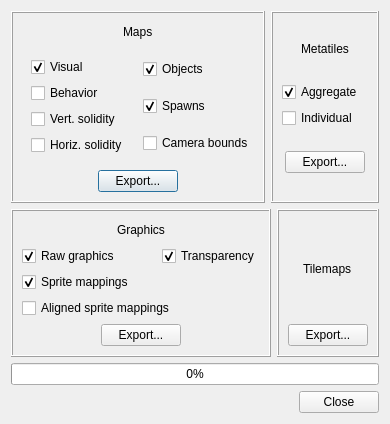
Qt form libtales-qt/graphicsexportdialog.ui (suppertails66/tales) before a commit.
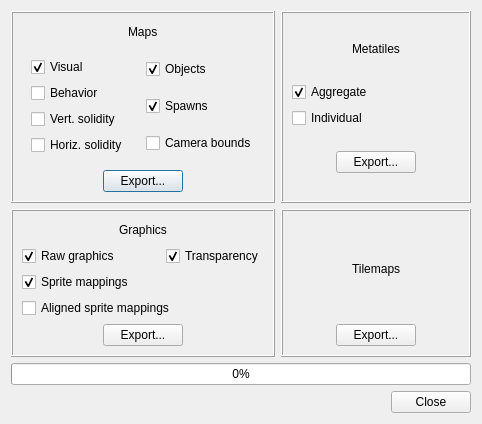
The same form after that commit.

Commit message: Add Export Resources Dialog section to manual

```diff
--- a/libtales-qt/graphicsexportdialog.ui
+++ b/libtales-qt/graphicsexportdialog.ui
@@ -6,14 +6,14 @@
    <rect>
     <x>0</x>
     <y>0</y>
-    <width>374</width>
+    <width>482</width>
     <height>380</height>
    </rect>
   </property>
   <property name="windowTitle">
    <string>Export Resources</string>
   </property>
-  <layout class="QVBoxLayout" name="verticalLayout_8">
+  <layout class="QVBoxLayout" name="verticalLayout_6">
    <item>
     <layout class="QGridLayout" name="gridLayout">
      <item row="0" column="0">
@@ -180,15 +180,15 @@
        </layout>
       </widget>
      </item>
-     <item row="0" column="1" colspan="2">
-      <widget class="QFrame" name="frame_2">
+     <item row="0" column="1">
+      <widget class="QFrame" name="frame_4">
        <property name="frameShape">
         <enum>QFrame::Box</enum>
        </property>
        <property name="frameShadow">
         <enum>QFrame::Raised</enum>
        </property>
-       <layout class="QVBoxLayout" name="verticalLayout_6">
+       <layout class="QVBoxLayout" name="verticalLayout_8">
         <item>
          <layout class="QHBoxLayout" name="horizontalLayout_8">
           <item>
@@ -293,7 +293,7 @@
        </layout>
       </widget>
      </item>
-     <item row="1" column="0" colspan="2">
+     <item row="1" column="0">
       <widget class="QFrame" name="frame_2">
        <property name="frameShape">
         <enum>QFrame::Box</enum>
@@ -452,7 +452,7 @@
        </layout>
       </widget>
      </item>
-     <item row="1" column="2">
+     <item row="1" column="1">
       <widget class="QFrame" name="frame_3">
        <property name="frameShape">
         <enum>QFrame::Box</enum>
```
The commit also changes 1 other file.
